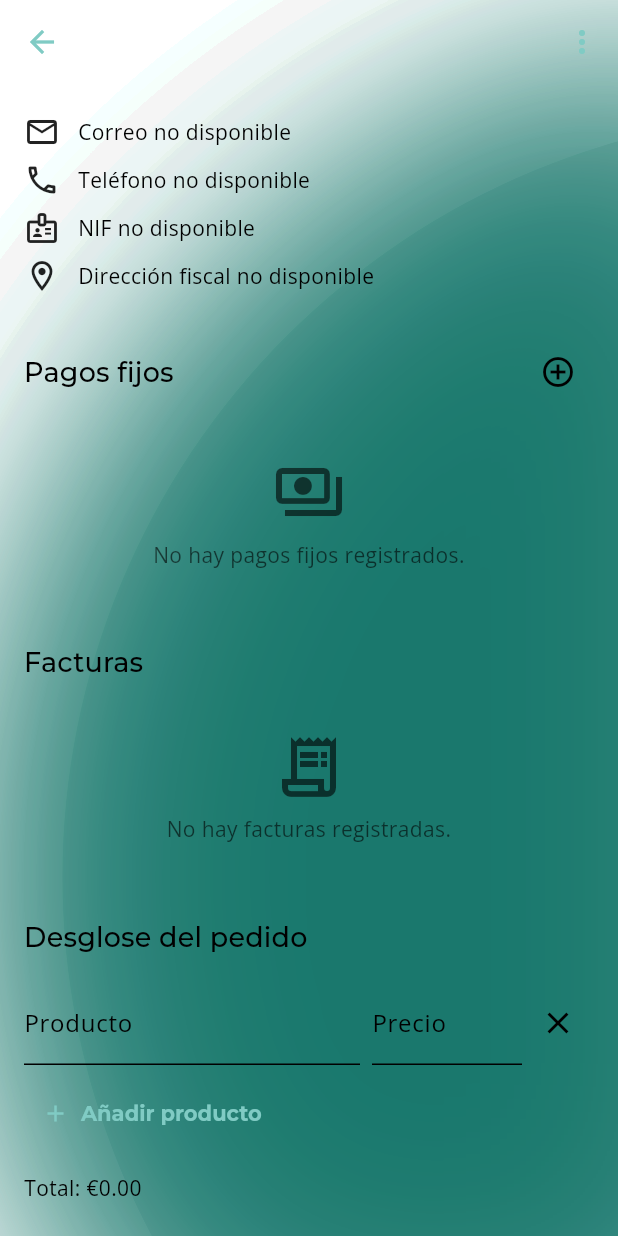
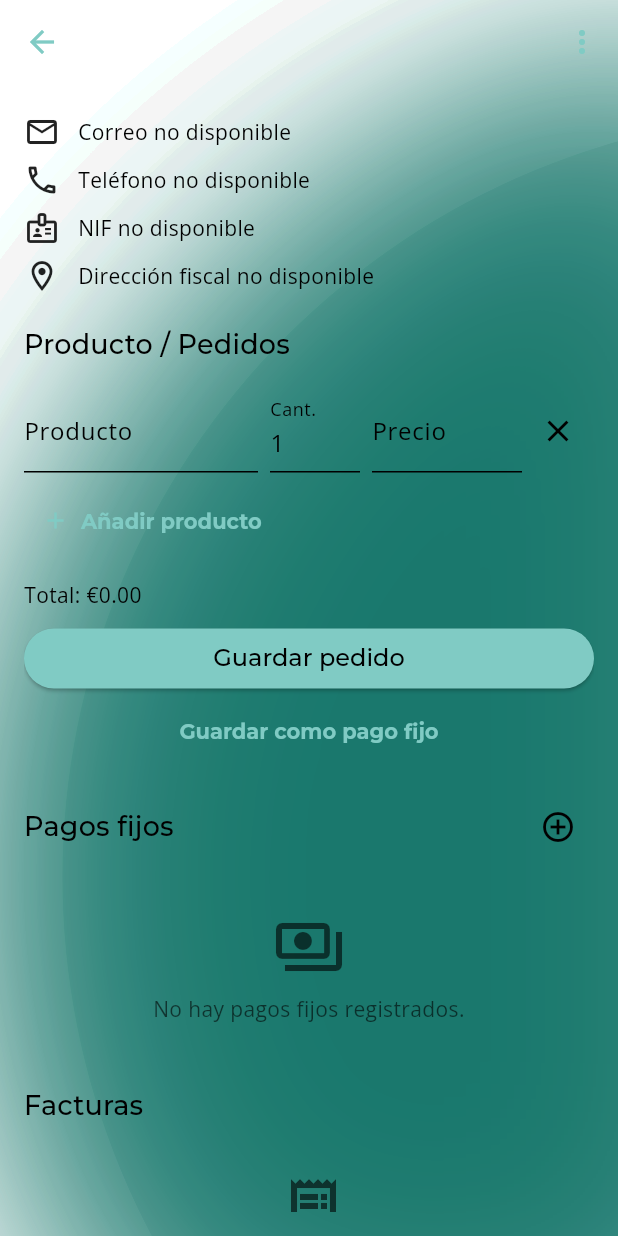
Before and after one commit to RuLevyDev/gestr, a Flutter app: the SupplierDetailPage screen opened directly with empty values, after a tap on "Añadir producto", on a phone screen of 412 x 824 dp. Run offline on Flutter 3.47's test engine with Material 3 defaults, Android fonts, the phone set to English and light mode, and no system bars; our stand-ins replace cloud_firestore, dartz, easy_localization, equatable, firebase_auth, firebase_core and 13 more; missing offline and left inert: google_mlkit_text_recognition; accounts and stored records are empty.

Commit message:
suppliers product added bloc

```diff
--- a/lib/app/relationships/suppliers/application/view/supplier_detail_page.dart
+++ b/lib/app/relationships/suppliers/application/view/supplier_detail_page.dart
@@ -1,18 +1,24 @@
 import 'package:flutter/material.dart';
+import 'package:gestr/app/relationships/suppliers/bloc/supplier_bloc.dart';
+import 'package:gestr/app/relationships/suppliers/bloc/supplier_event.dart';
+import 'package:gestr/app/relationships/suppliers/bloc/supplier_state.dart';
 import 'package:gestr/core/utils/background_light.dart';
 import 'package:gestr/core/utils/dialog_background.dart';
+import 'package:gestr/domain/entities/fixed_payments_model.dart';
 import 'package:gestr/domain/entities/supplier.dart';
+import 'package:gestr/domain/entities/supplier_order_item.dart';
 import 'package:url_launcher/url_launcher.dart';
 import 'package:flutter_bloc/flutter_bloc.dart';
 import 'package:gestr/app/fixedpayments/bloc/fixed_payment_event.dart';
 import 'package:gestr/app/fixedpayments/bloc/fixed_payment_state.dart';
 import 'package:gestr/app/fixedpayments/bloc/fixed_payments_bloc.dart';
 import 'package:gestr/app/invoices/bloc/invoice_bloc.dart';
-import 'package:gestr/app/invoices/bloc/invoice_event.dart';
 import 'package:gestr/app/invoices/bloc/invoice_state.dart';
 import 'package:gestr/app/invoices/widgets/fixed_payments_card.dart';
 import 'package:gestr/app/invoices/widgets/invoice_card.dart';
 import 'package:gestr/app/invoices/application/view/ivoice_details_page.dart';
+
+import 'dart:async';
 
 class SupplierDetailPage extends StatefulWidget {
   final Supplier supplier;
@@ -32,15 +38,32 @@ class SupplierDetailPage extends StatefulWidget {
 
 class _SupplierDetailPageState extends State<SupplierDetailPage> {
   final List<_OrderItem> _items = [];
+  StreamSubscription<SupplierState>? _subscription;
 
-  double get _total => _items.fold(0, (sum, item) => sum + item.price);
+  double get _total => _items.fold(0, (sum, item) => sum + item.totalPrice);
+
   @override
   void initState() {
     super.initState();
-    WidgetsBinding.instance.addPostFrameCallback((_) {
-      context.read<FixedPaymentBloc>().add(const FixedPaymentEvent.fetch());
-      context.read<InvoiceBloc>().add(const InvoiceEvent.fetch());
-    });
+    final id = widget.supplier.id;
+    if (id != null) {
+      final bloc = context.read<SupplierBloc>();
+      _subscription = bloc.stream.listen((state) {
+        if (state is SupplierLoaded && state.suppliers.isNotEmpty) {
+          final supplier = state.suppliers.first;
+          _items.clear();
+          for (final it in supplier.orderItems) {
+            final oi = _OrderItem();
+            oi.productController.text = it.product;
+            oi.priceController.text = it.price.toStringAsFixed(2);
+            oi.quantityController.text = it.quantity.toString();
+            _items.add(oi);
+          }
+          if (mounted) setState(() {});
+        }
+      });
+      bloc.add(SupplierEvent.getById(id));
+    }
   }
 
   void _addItem() {
@@ -58,10 +81,68 @@ class _SupplierDetailPageState extends State<SupplierDetailPage> {
 
   @override
   void dispose() {
+    _persistOrder();
+    _subscription?.cancel();
     for (final item in _items) {
       item.dispose();
     }
     super.dispose();
+  }
+
+  void _persistOrder() {
+    final id = widget.supplier.id;
+    if (id == null) return;
+    final updated = Supplier(
+      id: id,
+      name: widget.supplier.name,
+      email: widget.supplier.email,
+      phone: widget.supplier.phone,
+      taxId: widget.supplier.taxId,
+      fiscalAddress: widget.supplier.fiscalAddress,
+      orderItems:
+          _items
+              .map(
+                (e) => SupplierOrderItem(
+                  product: e.productController.text,
+                  price: e.unitPrice,
+                  quantity: e.quantity,
+                ),
+              )
+              .toList(),
+    );
+    context.read<SupplierBloc>().add(SupplierEvent.update(updated));
+  }
+
+  void _saveOrder() {
+    _persistOrder();
+    if (mounted) {
+      ScaffoldMessenger.of(
+        context,
+      ).showSnackBar(const SnackBar(content: Text('Pedido guardado')));
+    }
+  }
+
+  void _saveAsFixedPayment() {
+    final description = _items
+        .map(
+          (e) =>
+              '${e.productController.text} x${e.quantityController.text} (${e.priceController.text})',
+        )
+        .join(', ');
+    final payment = FixedPayment(
+      title: 'Pedido ${widget.supplier.name}',
+      amount: _total,
+      startDate: DateTime.now(),
+      frequency: FixedPaymentFrequency.monthly,
+      description: description.isEmpty ? null : description,
+      supplier: widget.supplier.name,
+    );
+    context.read<FixedPaymentBloc>().add(FixedPaymentEvent.create(payment));
+    if (mounted) {
+      ScaffoldMessenger.of(
+        context,
+      ).showSnackBar(const SnackBar(content: Text('Añadido a pagos fijos')));
+    }
   }
 
   Widget _buildFixedPaymentsSection() {
@@ -267,13 +348,9 @@ class _SupplierDetailPageState extends State<SupplierDetailPage> {
                           ? supplier.fiscalAddress!
                           : 'Dirección fiscal no disponible',
                 ),
-                const SizedBox(height: 24),
-                _buildFixedPaymentsSection(),
-                const SizedBox(height: 24),
-                _buildInvoicesSection(),
-                const SizedBox(height: 24),
+                const SizedBox(height: 16),
                 Text(
-                  'Desglose del pedido',
+                  'Producto / Pedidos',
                   style: Theme.of(context).textTheme.titleMedium,
                 ),
                 const SizedBox(height: 8),
@@ -294,8 +371,27 @@ class _SupplierDetailPageState extends State<SupplierDetailPage> {
                 if (_items.isNotEmpty)
                   Padding(
                     padding: const EdgeInsets.only(top: 16),
-                    child: Text('Total: €${_total.toStringAsFixed(2)}'),
+                    child: Column(
+                      crossAxisAlignment: CrossAxisAlignment.stretch,
+                      children: [
+                        Text('Total: €${_total.toStringAsFixed(2)}'),
+                        const SizedBox(height: 8),
+                        ElevatedButton(
+                          onPressed: _saveOrder,
+                          child: const Text('Guardar pedido'),
+                        ),
+                        TextButton(
+                          onPressed: _saveAsFixedPayment,
+                          child: const Text('Guardar como pago fijo'),
+                        ),
+                      ],
+                    ),
                   ),
+                const SizedBox(height: 16),
+                _buildFixedPaymentsSection(),
+                const SizedBox(height: 16),
+                _buildInvoicesSection(),
+                const SizedBox(height: 24),
               ],
             ),
           ),
@@ -330,6 +426,16 @@ class _ItemRow extends StatelessWidget {
           ),
           const SizedBox(width: 8),
           SizedBox(
+            width: 60,
+            child: TextField(
+              controller: item.quantityController,
+              decoration: const InputDecoration(labelText: 'Cant.'),
+              keyboardType: TextInputType.number,
+              onChanged: (_) => onChanged(),
+            ),
+          ),
+          const SizedBox(width: 8),
+          SizedBox(
             width: 100,
             child: TextField(
               controller: item.priceController,
@@ -350,13 +456,20 @@ class _ItemRow extends StatelessWidget {
 class _OrderItem {
   final TextEditingController productController = TextEditingController();
   final TextEditingController priceController = TextEditingController();
+  final TextEditingController quantityController = TextEditingController(
+    text: '1',
+  );
 
-  double get price =>
+  double get unitPrice =>
       double.tryParse(priceController.text.replaceAll(',', '.')) ?? 0.0;
+  int get quantity => int.tryParse(quantityController.text) ?? 1;
+
+  double get totalPrice => unitPrice * quantity;
 
   void dispose() {
     productController.dispose();
     priceController.dispose();
+    quantityController.dispose();
   }
 }
 
@@ -370,7 +483,7 @@ class _EmptyMessage extends StatelessWidget {
   Widget build(BuildContext context) {
     final color = Theme.of(
       context,
-    ).textTheme.bodyMedium?.color?.withOpacity(0.6);
+    ).textTheme.bodyMedium?.color?.withValues(alpha: 0.6);
     return Padding(
       padding: const EdgeInsets.symmetric(vertical: 24),
       child: Center(
--- a/lib/app/relationships/suppliers/bloc/supplier_bloc.dart
+++ b/lib/app/relationships/suppliers/bloc/supplier_bloc.dart
@@ -31,6 +31,9 @@ class SupplierBloc extends Bloc<SupplierEvent, SupplierState> {
         break;
       case SupplierEventType.getById:
         await _getById(event.id!, emit);
+        break;
+      case SupplierEventType.update:
+        await _update(event.supplier!, emit);
         break;
     }
   }
@@ -74,6 +77,16 @@ class SupplierBloc extends Bloc<SupplierEvent, SupplierState> {
     }
   }
 
+  Future<void> _update(Supplier supplier, Emitter<SupplierState> emit) async {
+    try {
+      await useCases.update(userId, supplier);
+      final list = await useCases.fetch(userId);
+      emit(SupplierLoaded(list));
+    } catch (_) {
+      emit(const SupplierError('No se pudo actualizar el proveedor.'));
+    }
+  }
+
   Future<void> _getById(String id, Emitter<SupplierState> emit) async {
     emit(SupplierLoading());
     try {
--- a/lib/app/relationships/suppliers/bloc/supplier_event.dart
+++ b/lib/app/relationships/suppliers/bloc/supplier_event.dart
@@ -1,7 +1,7 @@
 import 'package:equatable/equatable.dart';
 import 'package:gestr/domain/entities/supplier.dart';
 
-enum SupplierEventType { fetch, refresh, create, delete, getById }
+enum SupplierEventType { fetch, refresh, create, delete, getById, update }
 
 class SupplierEvent extends Equatable {
   final SupplierEventType type;
@@ -17,6 +17,8 @@ class SupplierEvent extends Equatable {
     : this._(SupplierEventType.delete, id: id);
   const SupplierEvent.getById(String id)
     : this._(SupplierEventType.getById, id: id);
+  const SupplierEvent.update(Supplier supplier)
+    : this._(SupplierEventType.update, supplier: supplier);
 
   @override
   List<Object?> get props => [type, supplier, id];
```
Also changed, not shown: lib/app/relationships/relationships_page.dart (+15 -4 lines).
